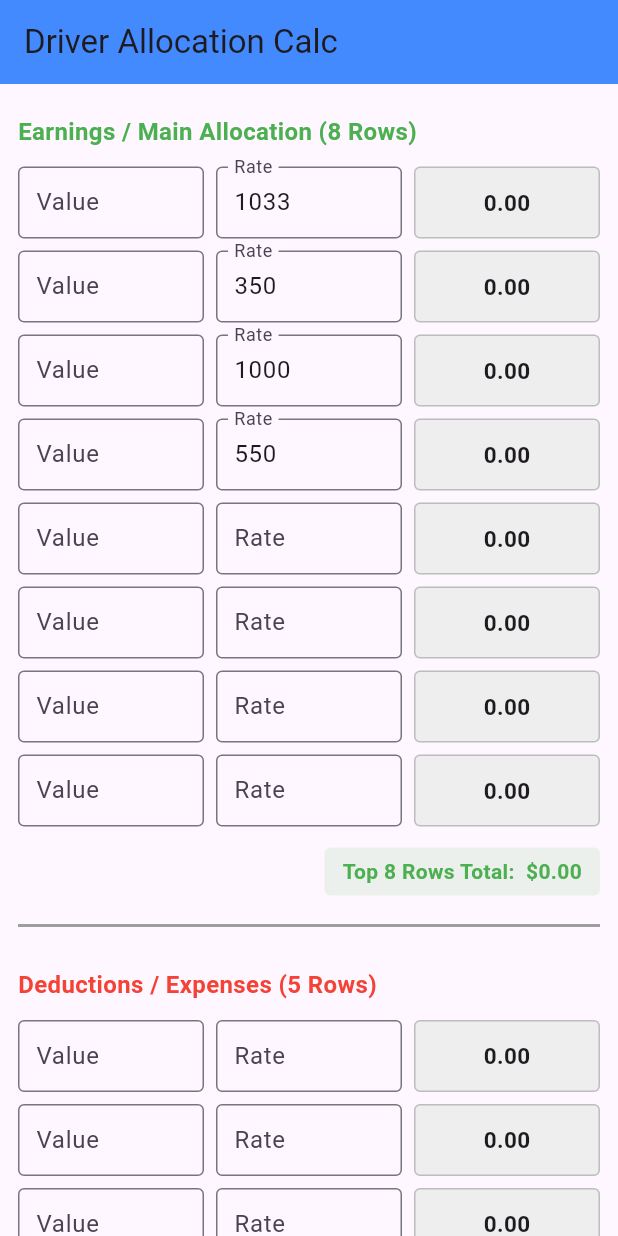
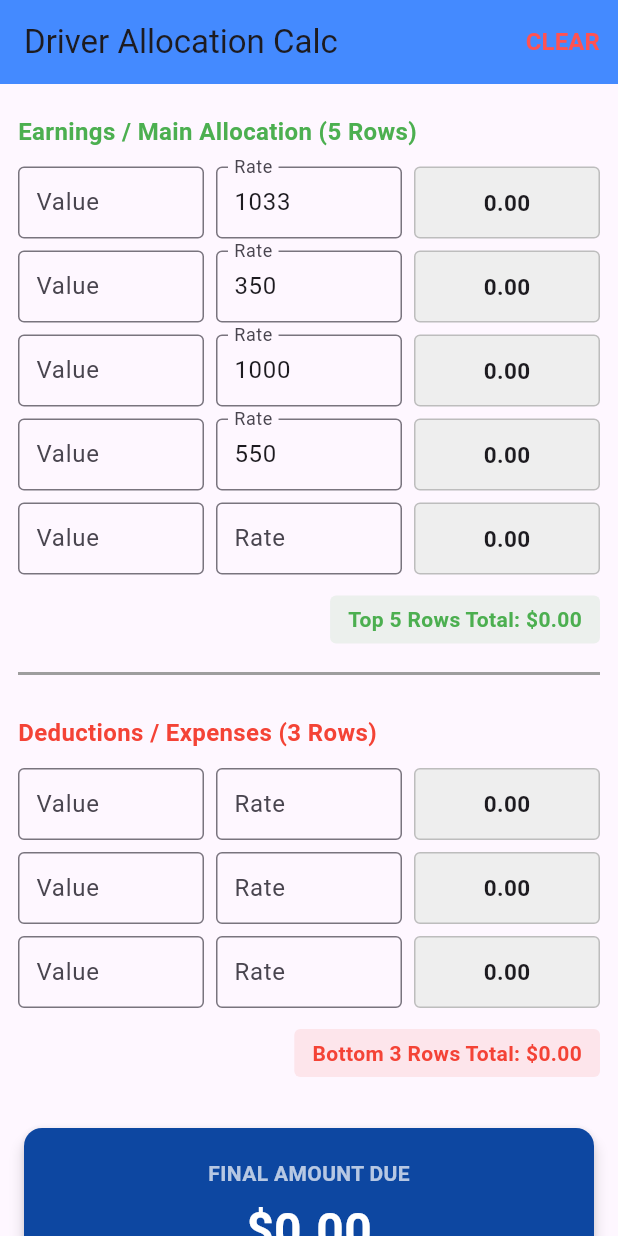
Before and after one commit to leon2119/driver-calc-app, a Flutter app: the screen it shows after launch, on a phone screen of 412 x 824 dp. Run offline on Flutter 3.47's test engine with Material 3 defaults, Android fonts, the phone set to English and light mode, and no system bars.

Commit message:
Added clear button feature

```diff
--- a/lib/main.dart
+++ b/lib/main.dart
@@ -25,24 +25,56 @@ class CalculationScreen extends StatefulWidget {
 }
 
 class _CalculationScreenState extends State<CalculationScreen> {
-  // Expanded to 8 Rows with pre-set permanent rates from your image
+  // Configured back to your original 5 Top Rows and 3 Bottom Rows layout
   late final List<RowData> _topRows = [
     RowData(rate: 1033.0),
     RowData(rate: 350.0),
     RowData(rate: 1000.0),
     RowData(rate: 550.0),
-    RowData(rate: 0.0),
-    RowData(rate: 0.0),
-    RowData(rate: 0.0),
-    RowData(rate: 0.0),
+    RowData(), // 5th row
   ];
 
-  // Expanded to 5 Rows for Deductions
-  late final List<RowData> _bottomRows = List.generate(5, (_) => RowData());
+  late final List<RowData> _bottomRows = List.generate(3, (_) => RowData());
 
   double get _topTotal => _topRows.fold(0, (sum, row) => sum + row.result);
   double get _bottomTotal => _bottomRows.fold(0, (sum, row) => sum + row.result);
   double get _finalAmount => _topTotal - _bottomTotal;
+
+  // Clear function that leaves the first 4 default rates intact
+  void _clearInputs() {
+    setState(() {
+      // Clear top rows
+      for (int i = 0; i < _topRows.length; i++) {
+        _topRows[i].valueController.clear();
+        _topRows[i].value = 0.0;
+
+        // Skip clearing the rate if it's one of the first 4 permanent fields
+        if (i >= 4) {
+          _topRows[i].rateController.clear();
+          _topRows[i].rate = 0.0;
+        }
+      }
+
+      // Clear all bottom deduction rows completely
+      for (var row in _bottomRows) {
+        row.valueController.clear();
+        row.rateController.clear();
+        row.value = 0.0;
+        row.rate = 0.0;
+      }
+    });
+  }
+
+  @override
+  void dispose() {
+    for (var row in _topRows) {
+      row.dispose();
+    }
+    for (var row in _bottomRows) {
+      row.dispose();
+    }
+    super.dispose();
+  }
 
   @override
   Widget build(BuildContext context) {
@@ -50,23 +82,37 @@ class _CalculationScreenState extends State<CalculationScreen> {
       appBar: AppBar(
         title: const Text('Driver Allocation Calc'),
         backgroundColor: Colors.blueAccent,
+        // Added the Red Clear button actions array at the top right corner
+        actions: [
+          TextButton(
+            onPressed: _clearInputs,
+            child: const Text(
+              'CLEAR',
+              style: TextStyle(
+                color: Colors.redAccent,
+                fontWeight: FontWeight.bold,
+                fontSize: 16,
+              ),
+            ),
+          ),
+        ],
       ),
       body: SingleChildScrollView(
         padding: const EdgeInsets.all(12.0),
         child: Column(
           crossAxisAlignment: CrossAxisAlignment.stretch,
           children: [
-            _buildSectionHeader("Earnings / Main Allocation (8 Rows)", Colors.green),
-            ...List.generate(8, (index) => _buildCalculationRow(_topRows[index])),
+            _buildSectionHeader("Earnings / Main Allocation (5 Rows)", Colors.green),
+            ...List.generate(5, (index) => _buildCalculationRow(_topRows[index])),
             const SizedBox(height: 10),
-            _buildTotalBadge("Top 8 Rows Total: ", _topTotal, Colors.green),
+            _buildTotalBadge("Top 5 Rows Total:", _topTotal, Colors.green),
 
             const Divider(height: 40, thickness: 2, color: Colors.grey),
 
-            _buildSectionHeader("Deductions / Expenses (5 Rows)", Colors.red),
-            ...List.generate(5, (index) => _buildCalculationRow(_bottomRows[index])),
+            _buildSectionHeader("Deductions / Expenses (3 Rows)", Colors.red),
+            ...List.generate(3, (index) => _buildCalculationRow(_bottomRows[index])),
             const SizedBox(height: 10),
-            _buildTotalBadge("Bottom 5 Rows Total: ", _bottomTotal, Colors.red),
+            _buildTotalBadge("Bottom 3 Rows Total:", _bottomTotal, Colors.red),
 
             const SizedBox(height: 30),
 
@@ -130,7 +176,8 @@ class _CalculationScreenState extends State<CalculationScreen> {
       child: Row(
         children: [
           Expanded(
-            child: TextField(
+            child: TextFormField(
+              controller: row.valueController,
               keyboardType: const TextInputType.numberWithOptions(decimal: true),
               decoration: const InputDecoration(
                 labelText: 'Value',
@@ -147,7 +194,7 @@ class _CalculationScreenState extends State<CalculationScreen> {
           const SizedBox(width: 8),
           Expanded(
             child: TextFormField(
-              initialValue: row.rate > 0 ? row.rate.toStringAsFixed(0) : '',
+              controller: row.rateController,
               keyboardType: const TextInputType.numberWithOptions(decimal: true),
               decoration: const InputDecoration(
                 labelText: 'Rate',
@@ -186,6 +233,18 @@ class _CalculationScreenState extends State<CalculationScreen> {
 class RowData {
   double value;
   double rate;
-  RowData({this.value = 0.0, this.rate = 0.0});
+
+  final TextEditingController valueController;
+  final TextEditingController rateController;
+
+  RowData({this.value = 0.0, this.rate = 0.0})
+      : valueController = TextEditingController(text: value > 0 ? value.toString() : ''),
+        rateController = TextEditingController(text: rate > 0 ? rate.toStringAsFixed(0) : '');
+
   double get result => value * rate;
+
+  void dispose() {
+    valueController.dispose();
+    rateController.dispose();
+  }
 }
```
